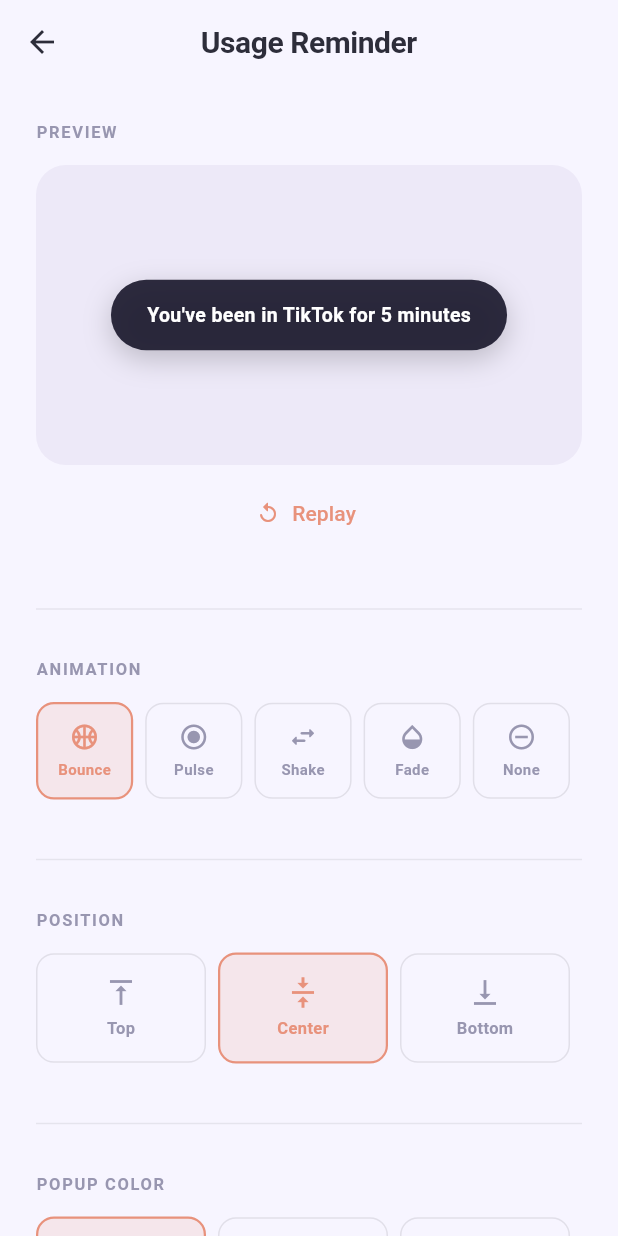
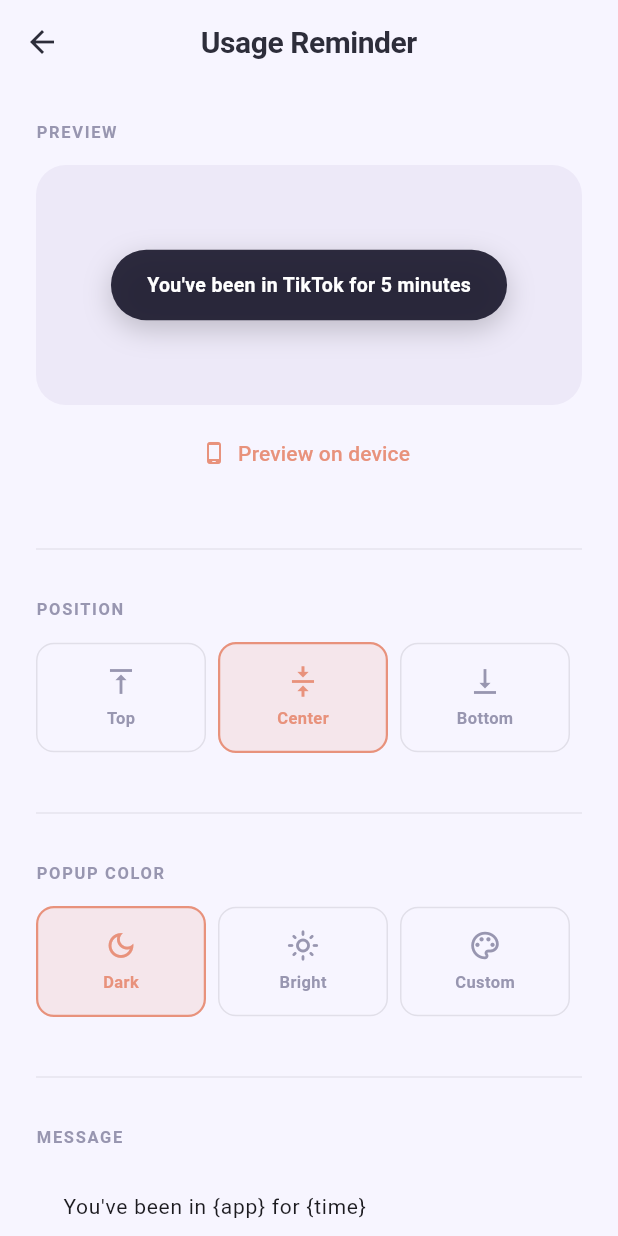
Before and after one commit to kieran20022/gratification-app, a Flutter app: the ReminderSettingsScreen screen opened directly, on a phone screen of 412 x 824 dp. Run offline on Flutter 3.47's test engine with Material 3 defaults, Android fonts, the light colour scheme and no system bars; our stand-ins replace shared_preferences; accounts and stored records are empty.

Commit message:
Remove reminder animations & fix prefs
Remove the old reminder banner animations and associated settings, and harden Android prefs/animation handling.

- Dart: remove ReminderAnimation enum, animation fields, selector UI and persistence; simplify banner preview to a stateless pill and reduce preview height. Add optional preview-on-device props to ReminderSettingsScreen and call AppService.previewReminder. Remove saving/loading of the animation key from ReminderSettingsService.
- Kotlin: document & use SharedPreferences.getLong(...).toInt() for Dart ints stored as Long (avoid ClassCastException). Read color/position prefs with getLong and toInt. Replace complex ObjectAnimator/AnimatorSet code with ValueAnimator, ensure banner stays visible at least 3s, postpone forced dismissal so active banners finish their minimum display, adjust suppression/delay timings to avoid spurious home events, and update fade/out scheduling.
- Docs: update CLAUDE.md to mention SharedPreferences stores Dart ints as Long and warn about getInt() causing ClassCastException.

These changes remove animation-related features, prevent crashes from pref type mismatches, and make banner display/dismiss behavior more robust.

```diff
--- a/gratify/lib/models/reminder_settings.dart
+++ b/gratify/lib/models/reminder_settings.dart
@@ -1,4 +1,3 @@
-enum ReminderAnimation { bounce, pulse, shake, fade, none }
 enum ReminderPosition  { top, center, bottom }
 enum BannerColorMode   { dark, bright, custom }
 
@@ -7,15 +6,13 @@
   // Stored as 0xRRGGBB (no alpha) to stay within signed int32 range.
   static const defaultCustomColor = 0x7B6FD4;
 
-  final String            message;
-  final ReminderAnimation animation;
-  final ReminderPosition  position;
-  final BannerColorMode   colorMode;
-  final int               customColor;
+  final String           message;
+  final ReminderPosition position;
+  final BannerColorMode  colorMode;
+  final int              customColor;
 
   const ReminderSettings({
     this.message     = defaultMessage,
-    this.animation   = ReminderAnimation.bounce,
     this.position    = ReminderPosition.center,
     this.colorMode   = BannerColorMode.dark,
     this.customColor = defaultCustomColor,
@@ -23,13 +20,11 @@
 
   ReminderSettings copyWith({
     String?            message,
-    ReminderAnimation? animation,
     ReminderPosition?  position,
     BannerColorMode?   colorMode,
     int?               customColor,
   }) => ReminderSettings(
     message:     message     ?? this.message,
-    animation:   animation   ?? this.animation,
     position:    position    ?? this.position,
     colorMode:   colorMode   ?? this.colorMode,
     customColor: customColor ?? this.customColor,
--- a/gratify/lib/screens/reminder_settings_screen.dart
+++ b/gratify/lib/screens/reminder_settings_screen.dart
@@ -1,9 +1,17 @@
 import 'package:flutter/material.dart';
 import '../models/reminder_settings.dart';
 import '../services/reminder_settings_service.dart';
+import '../services/app_service.dart';
 
 class ReminderSettingsScreen extends StatefulWidget {
-  const ReminderSettingsScreen({super.key});
+  final String? previewAppName;
+  final int?    previewIntervalSeconds;
+
+  const ReminderSettingsScreen({
+    super.key,
+    this.previewAppName,
+    this.previewIntervalSeconds,
+  });
 
   @override
   State<ReminderSettingsScreen> createState() => _ReminderSettingsScreenState();
@@ -13,12 +21,10 @@
   final _service = ReminderSettingsService();
   final _msgCtrl = TextEditingController();
 
-  ReminderAnimation _animation   = ReminderAnimation.bounce;
-  ReminderPosition  _position    = ReminderPosition.center;
-  BannerColorMode   _colorMode   = BannerColorMode.dark;
-  int               _customColor = ReminderSettings.defaultCustomColor;
-  bool              _loaded      = false;
-  int               _replayKey   = 0;
+  ReminderPosition _position    = ReminderPosition.center;
+  BannerColorMode  _colorMode   = BannerColorMode.dark;
+  int              _customColor = ReminderSettings.defaultCustomColor;
+  bool             _loaded      = false;
 
   @override
   void initState() {
@@ -31,7 +37,6 @@
     if (!mounted) return;
     setState(() {
       _msgCtrl.text = s.message;
-      _animation    = s.animation;
       _position     = s.position;
       _colorMode    = s.colorMode;
       _customColor  = s.customColor;
@@ -41,7 +46,6 @@
 
   ReminderSettings get _current => ReminderSettings(
     message:     _msgCtrl.text.trim().isEmpty ? ReminderSettings.defaultMessage : _msgCtrl.text,
-    animation:   _animation,
     position:    _position,
     colorMode:   _colorMode,
     customColor: _customColor,
@@ -59,7 +63,6 @@
   void _resetToDefaults() {
     setState(() {
       _msgCtrl.text = ReminderSettings.defaultMessage;
-      _animation    = ReminderAnimation.bounce;
       _position     = ReminderPosition.center;
       _colorMode    = BannerColorMode.dark;
       _customColor  = ReminderSettings.defaultCustomColor;
@@ -68,8 +71,16 @@
   }
 
   String get _previewMessage => _current.message
-      .replaceAll('{app}',  'TikTok')
-      .replaceAll('{time}', '5 minutes');
+      .replaceAll('{app}',  widget.previewAppName ?? 'TikTok')
+      .replaceAll('{time}', widget.previewIntervalSeconds != null
+          ? _formatSeconds(widget.previewIntervalSeconds!)
+          : '5 minutes');
+
+  String _formatSeconds(int s) {
+    if (s < 60) return '$s ${s == 1 ? "second" : "seconds"}';
+    final m = s ~/ 60;
+    return '$m ${m == 1 ? "minute" : "minutes"}';
+  }
 
   @override
   Widget build(BuildContext context) {
@@ -86,35 +97,25 @@
                 const _SectionLabel('Preview'),
                 const SizedBox(height: 14),
                 _BannerPreviewCard(
-                  key:         ValueKey(_replayKey),
-                  message:     _previewMessage,
-                  position:    _position,
-                  animation:   _animation,
-                  colorMode:   _colorMode,
+                  message:    _previewMessage,
+                  position:   _position,
+                  colorMode:  _colorMode,
                   customColor: _customColor,
                 ),
                 const SizedBox(height: 8),
                 Center(
                   child: TextButton.icon(
-                    onPressed: () => setState(() => _replayKey++),
-                    icon: const Icon(Icons.replay_rounded, size: 16),
-                    label: const Text('Replay'),
+                    onPressed: () {
+                      final appName = widget.previewAppName ?? 'TikTok';
+                      final secs    = widget.previewIntervalSeconds ?? 300;
+                      AppService.previewReminder(appName, secs);
+                    },
+                    icon: const Icon(Icons.phone_android_rounded, size: 16),
+                    label: const Text('Preview on device'),
                     style: TextButton.styleFrom(
                       foregroundColor: const Color(0xFFE8927C),
                     ),
                   ),
-                ),
-
-                const SizedBox(height: 32),
-                Divider(color: cs.onSurface.withValues(alpha: 0.08)),
-                const SizedBox(height: 24),
-
-                // ── Animation ────────────────────────────────────────────────
-                const _SectionLabel('Animation'),
-                const SizedBox(height: 14),
-                _AnimationSelector(
-                  value:     _animation,
-                  onChanged: (v) { setState(() => _animation = v); _save(); },
                 ),
 
                 const SizedBox(height: 32),
@@ -226,76 +227,29 @@
 
 // ── Banner preview card ───────────────────────────────────────────────────────
 
-class _BannerPreviewCard extends StatefulWidget {
-  final String            message;
-  final ReminderPosition  position;
-  final ReminderAnimation animation;
-  final BannerColorMode   colorMode;
-  final int               customColor;
+class _BannerPreviewCard extends StatelessWidget {
+  final String           message;
+  final ReminderPosition position;
+  final BannerColorMode  colorMode;
+  final int              customColor;
 
   const _BannerPreviewCard({
-    super.key,
     required this.message,
     required this.position,
-    required this.animation,
     required this.colorMode,
     required this.customColor,
   });
 
   @override
-  State<_BannerPreviewCard> createState() => _BannerPreviewCardState();
-}
-
-class _BannerPreviewCardState extends State<_BannerPreviewCard>
-    with SingleTickerProviderStateMixin {
-  late AnimationController _ctrl;
-
-  @override
-  void initState() {
-    super.initState();
-    _ctrl = AnimationController(vsync: this);
-    _playOnce();
-  }
-
-  @override
-  void didUpdateWidget(_BannerPreviewCard old) {
-    super.didUpdateWidget(old);
-    if (old.animation != widget.animation || old.position != widget.position) {
-      _ctrl.stop();
-      _ctrl.reset();
-      _playOnce();
-    }
-  }
-
-  void _playOnce() {
-    _ctrl.duration = _animDuration(widget.animation);
-    _ctrl.forward();
-  }
-
-  Duration _animDuration(ReminderAnimation a) => switch (a) {
-    ReminderAnimation.bounce => const Duration(milliseconds: 700),
-    ReminderAnimation.pulse  => const Duration(milliseconds: 600),
-    ReminderAnimation.shake  => const Duration(milliseconds: 500),
-    ReminderAnimation.fade   => const Duration(milliseconds: 400),
-    ReminderAnimation.none   => const Duration(milliseconds: 1),
-  };
-
-  @override
-  void dispose() {
-    _ctrl.dispose();
-    super.dispose();
-  }
-
-  @override
   Widget build(BuildContext context) {
-    final alignment = switch (widget.position) {
+    final alignment = switch (position) {
       ReminderPosition.top    => Alignment.topCenter,
       ReminderPosition.center => Alignment.center,
       ReminderPosition.bottom => Alignment.bottomCenter,
     };
 
     return Container(
-      height: 200,
+      height: 160,
       decoration: BoxDecoration(
         color: const Color(0xFFEDE9F8),
         borderRadius: BorderRadius.circular(20),
@@ -305,64 +259,16 @@
         children: [
           Padding(
             padding: const EdgeInsets.all(20),
-            child: AnimatedBuilder(
-              animation: _ctrl,
-              builder: (context, child) => Transform(
-                alignment: Alignment.center,
-                transform: _buildTransform(widget.animation, _ctrl.value),
-                child: Opacity(
-                  opacity: _buildOpacity(widget.animation, _ctrl.value),
-                  child: child,
-                ),
-              ),
-              child: _BannerPill(
-                message:   widget.message,
-                bgColor:   _bannerBgColor(widget.colorMode, widget.customColor),
-                textColor: _bannerTextColor(widget.colorMode, widget.customColor),
-              ),
+            child: _BannerPill(
+              message:   message,
+              bgColor:   _bannerBgColor(colorMode, customColor),
+              textColor: _bannerTextColor(colorMode, customColor),
             ),
           ),
         ],
       ),
     );
   }
-
-  Matrix4 _buildTransform(ReminderAnimation anim, double t) {
-    return switch (anim) {
-      ReminderAnimation.bounce => () {
-        double scale;
-        if (t < 0.30)      scale = 1.0 + (t / 0.30) * 0.12;
-        else if (t < 0.55) scale = 1.12 - ((t - 0.30) / 0.25) * 0.18;
-        else if (t < 0.78) scale = 0.94 + ((t - 0.55) / 0.23) * 0.10;
-        else               scale = 1.04 - ((t - 0.78) / 0.22) * 0.04;
-        return Matrix4.identity()..scale(scale, scale);
-      }(),
-      ReminderAnimation.pulse => () {
-        final s = 1.0 + (0.08 * (t < 0.5 ? t / 0.5 : (1 - t) / 0.5));
-        return Matrix4.identity()..scale(s, s);
-      }(),
-      ReminderAnimation.shake => () {
-        const amp = 8.0;
-        final x = amp * (t < 0.2
-            ? t / 0.2
-            : t < 0.4
-            ? 1 - (t - 0.2) / 0.2 * 2
-            : t < 0.6
-            ? -1 + (t - 0.4) / 0.2 * 2
-            : t < 0.8
-            ? (1 - (t - 0.6) / 0.2) * 1
-            : 0.0);
-        return Matrix4.identity()..translate(x, 0.0);
-      }(),
-      _ => Matrix4.identity(),
-    };
-  }
-
-  double _buildOpacity(ReminderAnimation anim, double t) => switch (anim) {
-    ReminderAnimation.fade => t < 0.5 ? t / 0.5 : 1.0,
-    ReminderAnimation.none => 1.0,
-    _                      => t == 0 ? 0.0 : 1.0,
-  };
 }
 
 class _BannerPill extends StatelessWidget {
@@ -404,65 +310,6 @@
 }
 
 // ── Selectors ─────────────────────────────────────────────────────────────────
-
-class _AnimationSelector extends StatelessWidget {
-  final ReminderAnimation value;
-  final ValueChanged<ReminderAnimation> onChanged;
-  const _AnimationSelector({required this.value, required this.onChanged});
-
-  static const _options = [
-    (ReminderAnimation.bounce, Icons.sports_basketball_outlined, 'Bounce'),
-    (ReminderAnimation.pulse,  Icons.radio_button_checked,       'Pulse'),
-    (ReminderAnimation.shake,  Icons.swap_horiz_rounded,         'Shake'),
-    (ReminderAnimation.fade,   Icons.opacity,                    'Fade'),
-    (ReminderAnimation.none,   Icons.remove_circle_outline,      'None'),
-  ];
-
-  @override
-  Widget build(BuildContext context) {
-    final cs = Theme.of(context).colorScheme;
-    return Row(
-      children: _options.map((opt) {
-        final (style, icon, label) = opt;
-        final selected = value == style;
-        return Expanded(
-          child: GestureDetector(
-            onTap: () => onChanged(style),
-            child: AnimatedContainer(
-              duration: const Duration(milliseconds: 150),
-              margin: const EdgeInsets.only(right: 8),
-              padding: const EdgeInsets.symmetric(vertical: 12),
-              decoration: BoxDecoration(
-                color: selected
-                    ? const Color(0xFFE8927C).withValues(alpha: 0.15)
-                    : cs.surface,
-                borderRadius: BorderRadius.circular(12),
-                border: Border.all(
-                  color: selected ? const Color(0xFFE8927C) : cs.onSurface.withValues(alpha: 0.1),
-                  width: selected ? 1.5 : 1,
-                ),
-              ),
-              child: Column(
-                mainAxisSize: MainAxisSize.min,
-                children: [
-                  Icon(icon, size: 20,
-                      color: selected ? const Color(0xFFE8927C) : const Color(0xFF9896B0)),
-                  const SizedBox(height: 4),
-                  Text(label,
-                      style: TextStyle(
-                        fontSize: 10,
-                        fontWeight: FontWeight.w600,
-                        color: selected ? const Color(0xFFE8927C) : const Color(0xFF9896B0),
-                      )),
-                ],
-              ),
-            ),
-          ),
-        );
-      }).toList(),
-    );
-  }
-}
 
 class _PositionSelector extends StatelessWidget {
   final ReminderPosition value;
--- a/gratify/lib/services/reminder_settings_service.dart
+++ b/gratify/lib/services/reminder_settings_service.dart
@@ -5,20 +5,17 @@
   // Keys stored without 'flutter.' prefix — shared_preferences adds it
   // automatically, so the Kotlin side reads them as 'flutter.reminder_*'.
   static const _msgKey         = 'reminder_message';
-  static const _animKey        = 'reminder_animation';
   static const _posKey         = 'reminder_position';
   static const _colorModeKey   = 'reminder_color_mode';
   static const _customColorKey = 'reminder_custom_color';
 
   Future<ReminderSettings> load() async {
     final prefs        = await SharedPreferences.getInstance();
-    final animIdx      = prefs.getInt(_animKey)      ?? ReminderAnimation.bounce.index;
     final posIdx       = prefs.getInt(_posKey)       ?? ReminderPosition.center.index;
     final colorModeIdx = prefs.getInt(_colorModeKey) ?? BannerColorMode.dark.index;
     final customColor  = prefs.getInt(_customColorKey) ?? ReminderSettings.defaultCustomColor;
     return ReminderSettings(
       message:     prefs.getString(_msgKey) ?? ReminderSettings.defaultMessage,
-      animation:   ReminderAnimation.values[animIdx.clamp(0, ReminderAnimation.values.length - 1)],
       position:    ReminderPosition.values[posIdx.clamp(0, ReminderPosition.values.length - 1)],
       colorMode:   BannerColorMode.values[colorModeIdx.clamp(0, BannerColorMode.values.length - 1)],
       customColor: customColor,
@@ -28,7 +25,6 @@
   Future<void> save(ReminderSettings s) async {
     final prefs = await SharedPreferences.getInstance();
     await prefs.setString(_msgKey,          s.message);
-    await prefs.setInt(_animKey,            s.animation.index);
     await prefs.setInt(_posKey,             s.position.index);
     await prefs.setInt(_colorModeKey,       s.colorMode.index);
     await prefs.setInt(_customColorKey,     s.customColor);
```
Also changed, not shown: 2 other files.
